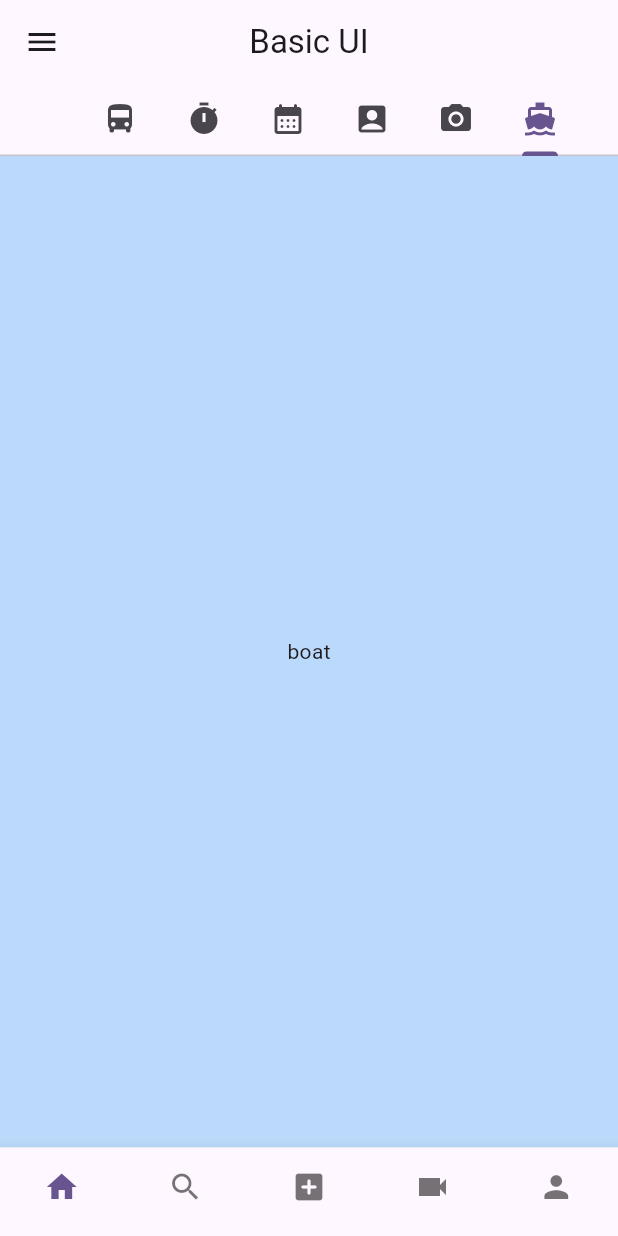
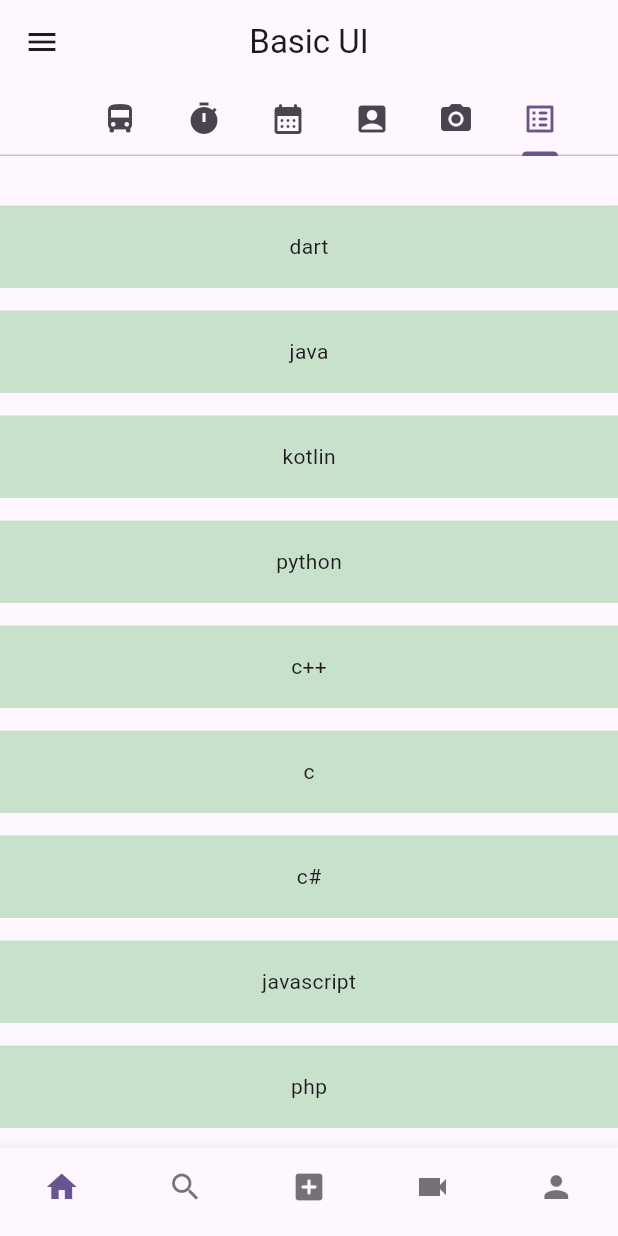
Before and after one commit to sabin79/Basic_UI, a Flutter app: the screen it shows after launch, tab 6 chosen, on a phone screen of 412 x 824 dp. Run offline on Flutter 3.47's test engine with Material 3 defaults, Android fonts, the phone set to English and light mode, and no system bars; our stand-ins replace image_picker.

Commit message:
Create a Dismissible Listview

```diff
--- a/lib/bottom_tabs.dart
+++ b/lib/bottom_tabs.dart
@@ -1,5 +1,6 @@
 import 'package:basic_ui/Stepper_example.dart';
 import 'package:basic_ui/date_picker.dart';
+import 'package:basic_ui/dismissiable_listview.dart';
 import 'package:basic_ui/home_page.dart';
 import 'package:basic_ui/image_picker.dart';
 import 'package:basic_ui/time_picker.dart';
@@ -59,24 +60,19 @@ class _BottomTabsState extends State<BottomTabs> {
                 icon: Icon(Icons.camera_alt),
               ),
               Tab(
-                icon: Icon(Icons.directions_boat),
+                icon: Icon(Icons.list_alt_rounded),
               ),
             ],
             isScrollable: true,
           ),
         ),
-        body: TabBarView(children: [
-          const BottomSheetPage(),
-          const TimePicker(),
-          const DatePickerPage(),
-          const StepperPage(),
-          const ImagePickerExample(),
-          Container(
-            color: Colors.blue.withOpacity(0.3),
-            child: const Center(
-              child: Text("boat"),
-            ),
-          ),
+        body: const TabBarView(children: [
+          BottomSheetPage(),
+          TimePicker(),
+          DatePickerPage(),
+          StepperPage(),
+          ImagePickerExample(),
+          DIsmissibleListviewPage(),
         ]),
 
         //    _pages[_selectedIndex],
--- /dev/null
+++ b/lib/dismissiable_listview.dart
@@ -0,0 +1,115 @@
+import 'package:flutter/material.dart';
+
+class DIsmissibleListviewPage extends StatefulWidget {
+  const DIsmissibleListviewPage({super.key});
+
+  @override
+  State<DIsmissibleListviewPage> createState() =>
+      _DIsmissibleListviewPageState();
+}
+
+class _DIsmissibleListviewPageState extends State<DIsmissibleListviewPage> {
+  List<String> items = [
+    "dart",
+    "java",
+    "kotlin",
+    "python",
+    "c++",
+    "c",
+    "c#",
+    "javascript",
+    "php",
+    "ruby",
+    "swift",
+    "go",
+    "rust",
+  ];
+
+  @override
+  Widget build(BuildContext context) {
+    return Scaffold(
+      body: ListView.builder(
+          itemCount: items.length,
+          padding: const EdgeInsets.symmetric(vertical: 18),
+          itemBuilder: (context, index) {
+            return Dismissible(
+                onDismissed: (direction) {
+                  items.removeAt(index);
+                },
+                confirmDismiss: (DismissDirection direction) async {
+                  if (direction == DismissDirection.startToEnd) {
+                    return await showDialog(
+                      context: context,
+                      builder: (BuildContext context) {
+                        return AlertDialog(
+                          title: const Text("Delete"),
+                          content:
+                              const Text("Are you sure you want to delete?"),
+                          actions: [
+                            ElevatedButton(
+                                onPressed: () =>
+                                    Navigator.of(context).pop(true),
+                                child: const Text("Yes")),
+                            ElevatedButton(
+                                onPressed: () =>
+                                    Navigator.of(context).pop(false),
+                                child: const Text("No"))
+                          ],
+                        );
+                      },
+                    );
+                  } else {
+                    return await showDialog(
+                        context: context,
+                        builder: (BuildContext context) {
+                          return AlertDialog(
+                            title: const Text("Save"),
+                            content: const Text(
+                                "Are you sure you want to save this cart"),
+                            actions: [
+                              ElevatedButton(
+                                  onPressed: () =>
+                                      Navigator.of(context).pop(true),
+                                  child: const Text("Yes")),
+                              ElevatedButton(
+                                  onPressed: () =>
+                                      Navigator.of(context).pop(false),
+                                  child: const Text("No"))
+                            ],
+                          );
+                        });
+                  }
+                },
+                background: Container(
+                  height: 50,
+                  color: Colors.orange.withOpacity(0.6),
+                  margin: const EdgeInsets.only(top: 10),
+                  padding: const EdgeInsets.all(8),
+                  child: const Text(
+                    'Delete',
+                    textAlign: TextAlign.left,
+                  ),
+                ),
+                secondaryBackground: Container(
+                  height: 50,
+                  color: Colors.orange.withOpacity(0.6),
+                  margin: const EdgeInsets.only(top: 10),
+                  padding: const EdgeInsets.all(8),
+                  child: const Text(
+                    'Save',
+                    textAlign: TextAlign.right,
+                  ),
+                ),
+                key: ValueKey<String>(items[index]),
+                child: Container(
+                  color: Colors.green.withOpacity(0.3),
+                  margin: const EdgeInsets.only(top: 15),
+                  height: 55,
+                  child: Center(
+                    child: Text(items[index]),
+                  ),
+                ));
+          }),
+    );
+  }
+}
```
